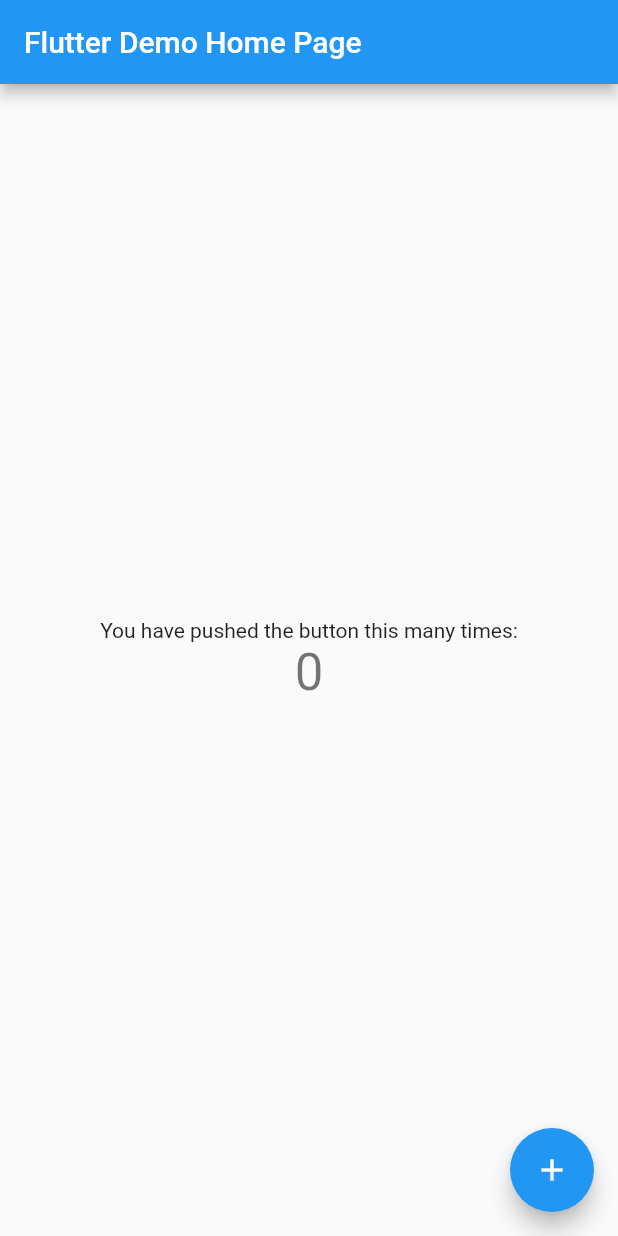
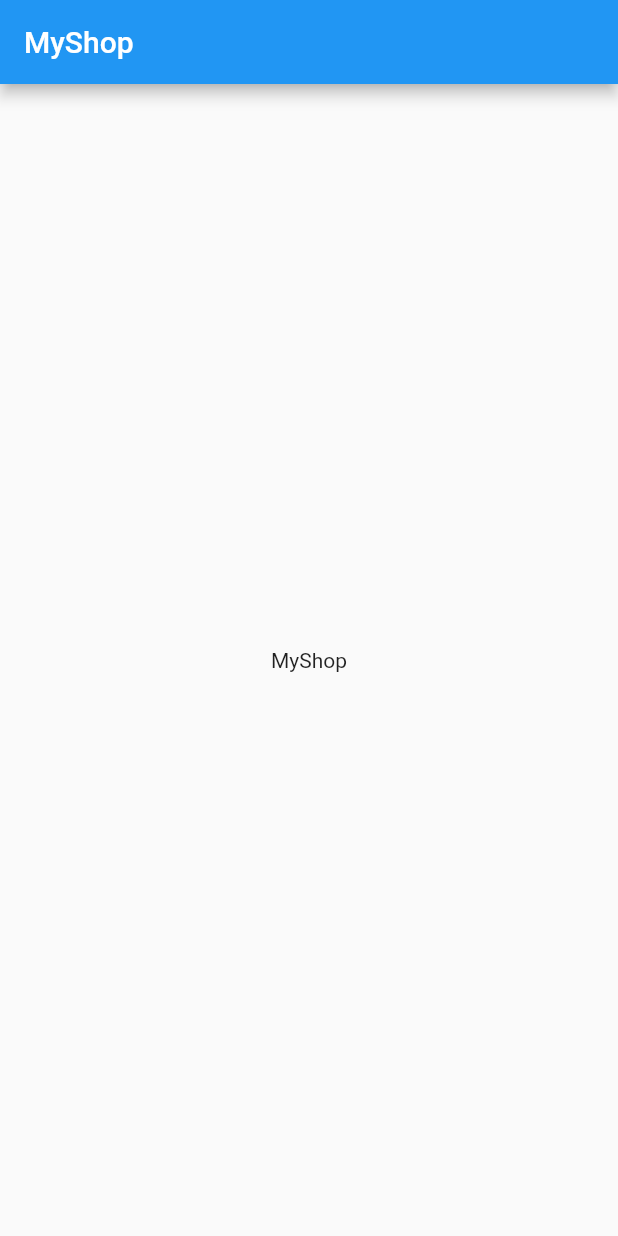
Before and after one commit to ginoabella/academind_shop, a Flutter app: the screen it shows after launch, on a phone screen of 412 x 824 dp. Run offline on Flutter 3.47's test engine with Material 2 defaults, Android fonts, the phone set to English and light mode, and no system bars.

Commit message:
app snippet

```diff
--- a/lib/main.dart
+++ b/lib/main.dart
@@ -3,109 +3,28 @@ import 'package:flutter/material.dart';
 void main() => runApp(MyApp());
 
 class MyApp extends StatelessWidget {
-  // This widget is the root of your application.
   @override
   Widget build(BuildContext context) {
     return MaterialApp(
-      title: 'Flutter Demo',
+      title: 'MyShop',
       theme: ThemeData(
-        // This is the theme of your application.
-        //
-        // Try running your application with "flutter run". You'll see the
-        // application has a blue toolbar. Then, without quitting the app, try
-        // changing the primarySwatch below to Colors.green and then invoke
-        // "hot reload" (press "r" in the console where you ran "flutter run",
-        // or simply save your changes to "hot reload" in a Flutter IDE).
-        // Notice that the counter didn't reset back to zero; the application
-        // is not restarted.
         primarySwatch: Colors.blue,
       ),
-      home: MyHomePage(title: 'Flutter Demo Home Page'),
+      home: MyHomePage(),
     );
   }
 }
 
-class MyHomePage extends StatefulWidget {
-  MyHomePage({Key key, this.title}) : super(key: key);
-
-  // This widget is the home page of your application. It is stateful, meaning
-  // that it has a State object (defined below) that contains fields that affect
-  // how it looks.
-
-  // This class is the configuration for the state. It holds the values (in this
-  // case the title) provided by the parent (in this case the App widget) and
-  // used by the build method of the State. Fields in a Widget subclass are
-  // always marked "final".
-
-  final String title;
-
-  @override
-  _MyHomePageState createState() => _MyHomePageState();
-}
-
-class _MyHomePageState extends State<MyHomePage> {
-  int _counter = 0;
-
-  void _incrementCounter() {
-    setState(() {
-      // This call to setState tells the Flutter framework that something has
-      // changed in this State, which causes it to rerun the build method below
-      // so that the display can reflect the updated values. If we changed
-      // _counter without calling setState(), then the build method would not be
-      // called again, and so nothing would appear to happen.
-      _counter++;
-    });
-  }
-
+class MyHomePage extends StatelessWidget {
   @override
   Widget build(BuildContext context) {
-    // This method is rerun every time setState is called, for instance as done
-    // by the _incrementCounter method above.
-    //
-    // The Flutter framework has been optimized to make rerunning build methods
-    // fast, so that you can just rebuild anything that needs updating rather
-    // than having to individually change instances of widgets.
     return Scaffold(
       appBar: AppBar(
-        // Here we take the value from the MyHomePage object that was created by
-        // the App.build method, and use it to set our appbar title.
-        title: Text(widget.title),
+        title: Text('MyShop'),
       ),
       body: Center(
-        // Center is a layout widget. It takes a single child and positions it
-        // in the middle of the parent.
-        child: Column(
-          // Column is also a layout widget. It takes a list of children and
-          // arranges them vertically. By default, it sizes itself to fit its
-          // children horizontally, and tries to be as tall as its parent.
-          //
-          // Invoke "debug painting" (press "p" in the console, choose the
-          // "Toggle Debug Paint" action from the Flutter Inspector in Android
-          // Studio, or the "Toggle Debug Paint" command in Visual Studio Code)
-          // to see the wireframe for each widget.
-          //
-          // Column has various properties to control how it sizes itself and
-          // how it positions its children. Here we use mainAxisAlignment to
-          // center the children vertically; the main axis here is the vertical
-          // axis because Columns are vertical (the cross axis would be
-          // horizontal).
-          mainAxisAlignment: MainAxisAlignment.center,
-          children: <Widget>[
-            Text(
-              'You have pushed the button this many times:',
-            ),
-            Text(
-              '$_counter',
-              style: Theme.of(context).textTheme.display1,
-            ),
-          ],
-        ),
+        child: Text('MyShop'),
       ),
-      floatingActionButton: FloatingActionButton(
-        onPressed: _incrementCounter,
-        tooltip: 'Increment',
-        child: Icon(Icons.add),
-      ), // This trailing comma makes auto-formatting nicer for build methods.
     );
   }
 }
```
